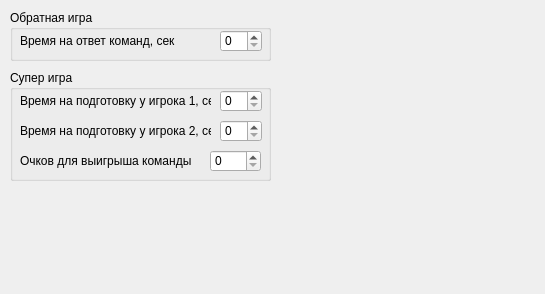
Qt form MainSett.ui (dontsovcmc/100_k_1) before a commit.
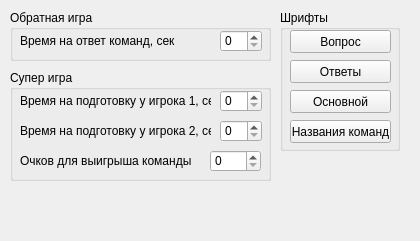
The same form after that commit.

Commit message: font settings

Patch:
```diff
--- a/MainSett.ui
+++ b/MainSett.ui
@@ -6,8 +6,8 @@
    <rect>
     <x>0</x>
     <y>0</y>
-    <width>545</width>
-    <height>294</height>
+    <width>420</width>
+    <height>241</height>
    </rect>
   </property>
   <property name="windowTitle">
@@ -134,6 +134,71 @@
     </property>
    </widget>
   </widget>
+  <widget class="QGroupBox" name="groupBox_3">
+   <property name="geometry">
+    <rect>
+     <x>280</x>
+     <y>10</y>
+     <width>120</width>
+     <height>141</height>
+    </rect>
+   </property>
+   <property name="title">
+    <string>Шрифты</string>
+   </property>
+   <widget class="QPushButton" name="FontQuestionBtn">
+    <property name="geometry">
+     <rect>
+      <x>10</x>
+      <y>20</y>
+      <width>101</width>
+      <height>23</height>
+     </rect>
+    </property>
+    <property name="text">
+     <string>Вопрос</string>
+    </property>
+   </widget>
+   <widget class="QPushButton" name="FontAnswerBtn">
+    <property name="geometry">
+     <rect>
+      <x>10</x>
+      <y>50</y>
+      <width>101</width>
+      <height>23</height>
+     </rect>
+    </property>
+    <property name="text">
+     <string>Ответы</string>
+    </property>
+   </widget>
+   <widget class="QPushButton" name="FontServiceBtn">
+    <property name="geometry">
+     <rect>
+      <x>10</x>
+      <y>80</y>
+      <width>101</width>
+      <height>23</height>
+     </rect>
+    </property>
+    <property name="text">
+     <string>Основной</string>
+    </property>
+   </widget>
+   <widget class="QPushButton" name="FontTeamBtn">
+    <property name="geometry">
+     <rect>
+      <x>10</x>
+      <y>110</y>
+      <width>101</width>
+      <height>23</height>
+     </rect>
+    </property>
+    <property name="text">
+     <string>Названия команд</string>
+    </property>
+   </widget>
+  </widget>
  </widget>
  <resources/>
  <connections/>
```
The commit also changes 7 other files.
